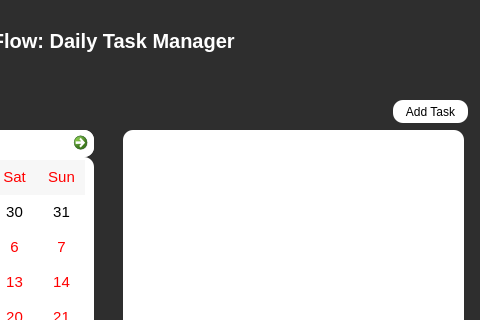
Qt form main.ui (GrimReaper606/DailyTaskSchedulerUsingPython) before a commit; both pictures show x 307 to 787 and y 0 to 320 of the 787 by 473 pixel window.
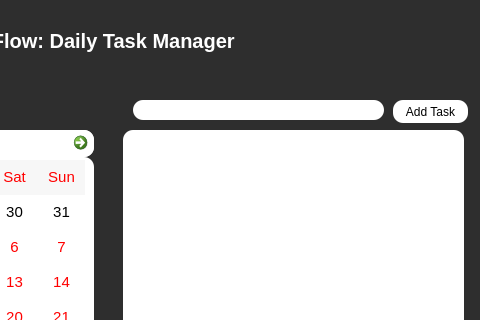
The same form after that commit.

What changed in the file:
```diff
--- a/main.ui
+++ b/main.ui
@@ -115,6 +115,23 @@
     <set>Qt::AlignCenter</set>
    </property>
   </widget>
+  <widget class="QLineEdit" name="taskLineEdit">
+   <property name="geometry">
+    <rect>
+     <x>440</x>
+     <y>100</y>
+     <width>251</width>
+     <height>20</height>
+    </rect>
+   </property>
+   <property name="styleSheet">
+    <string notr="true">background-color: #FFFFFF;
+color: #000000; 
+font-family: Arial, sans-serif;
+border-radius: 10px;
+padding: 5px;</string>
+   </property>
+  </widget>
  </widget>
  <resources/>
  <connections/>
```
Left out of the diff: 4 changed lines with no effect on the pictures.
